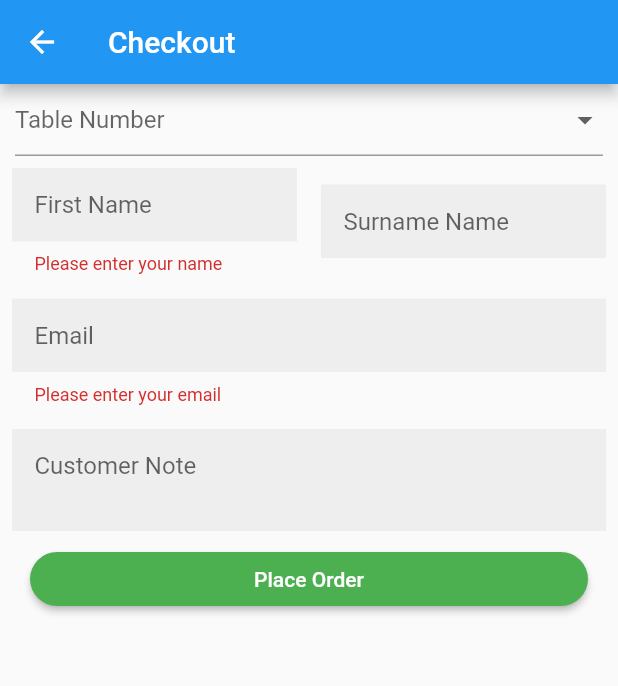
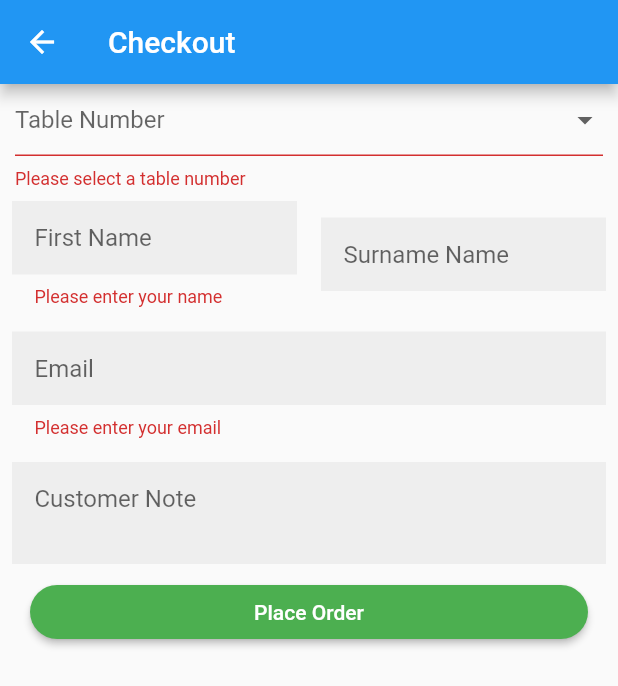
Before and after one commit to Buiscits/restaurant_app, a Flutter app: the CheckoutScreen screen opened directly, after a tap on "Place Order", on a phone screen of 412 x 824 dp. Shown: the top 686 px of the screen. Run offline on Flutter 3.47's test engine with Material 2 defaults, Android fonts, the phone set to English and light mode, and no system bars; our stand-ins replace get_it, validators; network calls fail.

Commit message:
Added validation to tableNumber in checkoutScreen

```diff
--- a/lib/views/checkout_screen.dart
+++ b/lib/views/checkout_screen.dart
@@ -61,7 +61,8 @@ class _checkoutScreenState extends State<CheckoutScreen> {
                 }),
 
                 validator: (value) {
-                  return null;
+                  var a = value;
+                  return value == null ? 'Please select a table number' : null;
                 },
 
                 onSaved: (value) {
--- a/lib/widgets/my_appbar.dart
+++ b/lib/widgets/my_appbar.dart
@@ -73,7 +73,7 @@ class MyAppBarState extends State<MyAppBar> {
 
                         Padding(
                           padding: EdgeInsets.only(right: 10),
-                          child: cart.totalItemCount == 0 ? Text('') : Text('£ ${cart.totalItemPrice.toStringAsFixed(2)}'),
+                          child: cart.totalItemCount == 0 ? Text('') : Text('£${cart.totalItemPrice.toStringAsFixed(2)}'),
                         ),
 
                         Padding(
```
